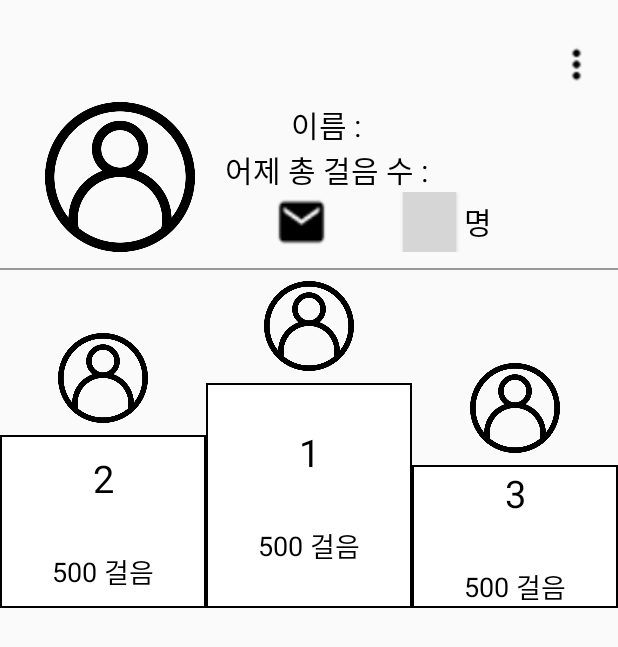
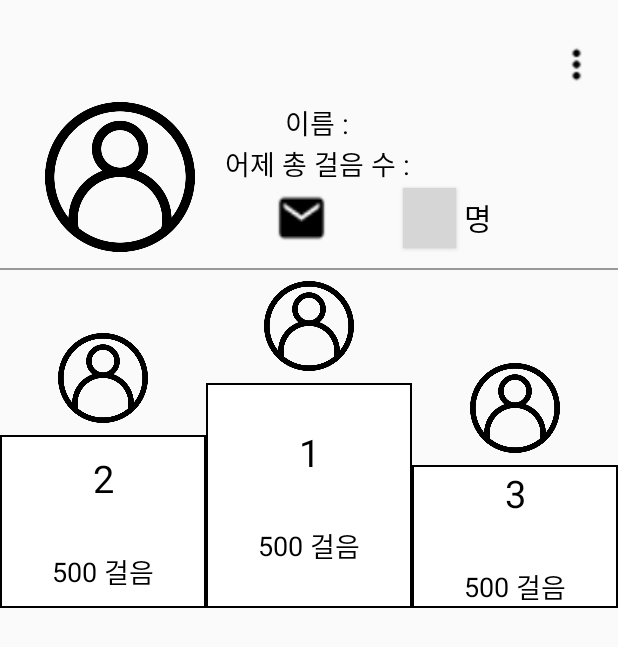
Before and after one commit to musichead99/GFW1, an Android app: the layout fl.xml on its own in the app's theme, with its tools: preview values and no code run, on a phone screen of 412 x 824 dp. Shown: the top 647 px of the screen. Run offline under Robolectric (Android 15) with nearby library versions, the light colour scheme and no system bars; grey boxes are pictures that could not be loaded.

```diff
--- a/2021_2_front/210830_CapstoneDesign/app/src/main/java/com/example/capstonedesign/MainActivity.java
+++ b/2021_2_front/210830_CapstoneDesign/app/src/main/java/com/example/capstonedesign/MainActivity.java
@@ -100,7 +100,7 @@ public class MainActivity extends AppCompatActivity {
             @Override
             public void onClick(View v) {
                 AlertDialog.Builder builder = new AlertDialog.Builder(MainActivity.this);
-                builder.setMessage("'동네 한 바퀴'에서 '카카오톡'을(를) 열려고 합니다.");
+                builder.setMessage("'러닝 메이트'에서 '카카오톡'을(를) 열려고 합니다.");
                 builder.setPositiveButton("열기", new DialogInterface.OnClickListener() {
                     @Override
                     public void onClick(DialogInterface dialog, int which) {
@@ -126,7 +126,7 @@ public class MainActivity extends AppCompatActivity {
             @Override
             public void onClick(View v) {
                 AlertDialog.Builder builder = new AlertDialog.Builder(MainActivity.this);
-                builder.setMessage("'동네 한 바퀴'에서 '네이버'를(을) 열려고 합니다.");
+                builder.setMessage("'러닝 메이트'에서 '네이버'를(을) 열려고 합니다.");
                 builder.setPositiveButton("열기", new DialogInterface.OnClickListener() {
                     @Override
                     public void onClick(DialogInterface dialog, int which) {
--- a/2021_2_front/210830_CapstoneDesign/app/src/main/res/layout/fl.xml
+++ b/2021_2_front/210830_CapstoneDesign/app/src/main/res/layout/fl.xml
@@ -41,13 +41,13 @@
                         android:layout_width="wrap_content"
                         android:layout_height="wrap_content"
                         android:layout_gravity="center"
-                        android:textSize="20sp"
+                        android:textSize="18sp"
                         android:textColor="@color/black"
                         android:text="이름 : " />
                     <TextView
                         android:layout_width="wrap_content"
                         android:layout_height="wrap_content"
-                        android:textSize="20sp"
+                        android:textSize="18sp"
                         android:textColor="@color/black"
                         android:text="어제 총 걸음 수 : " />
                 </LinearLayout>
--- a/2021_2_front/210830_CapstoneDesign/app/src/main/res/values/strings.xml
+++ b/2021_2_front/210830_CapstoneDesign/app/src/main/res/values/strings.xml
@@ -13,9 +13,8 @@
     <string name="id_search">아이디 찾기</string>
     <string name="pw_search">비밀번호 찾기</string>
     <string name="state">상태</string>
-    <string name="location">위치</string>
     <string name="graph">분석</string>
-    <string name="feed">커뮤니티</string>
+    <string name="profile">프로필</string>
     <string name="setting">설정</string>
     <string name="name">이름</string>
     <string name="check">확인</string>
```
Also changed, not shown: 2021_2_front/210830_CapstoneDesign/app/src/main/java/com/example/capstonedesign/home_fragments/FL.java (+13 -0 lines).
